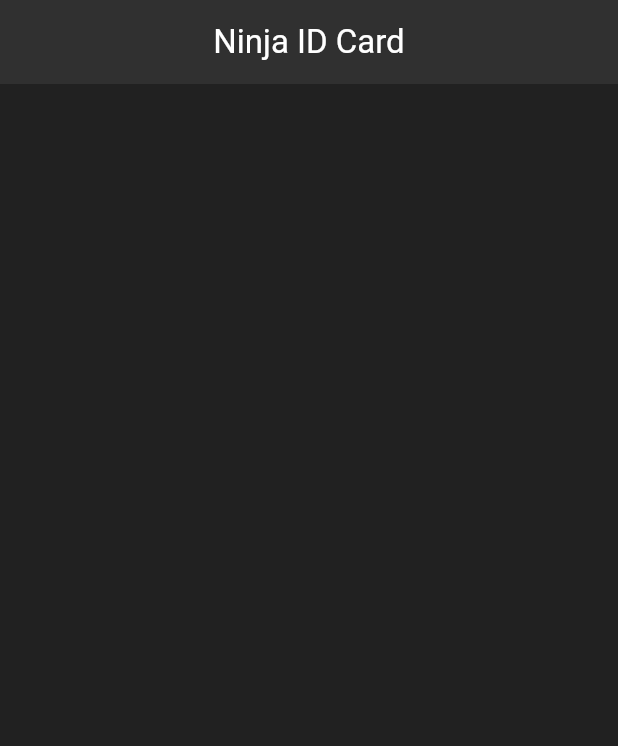
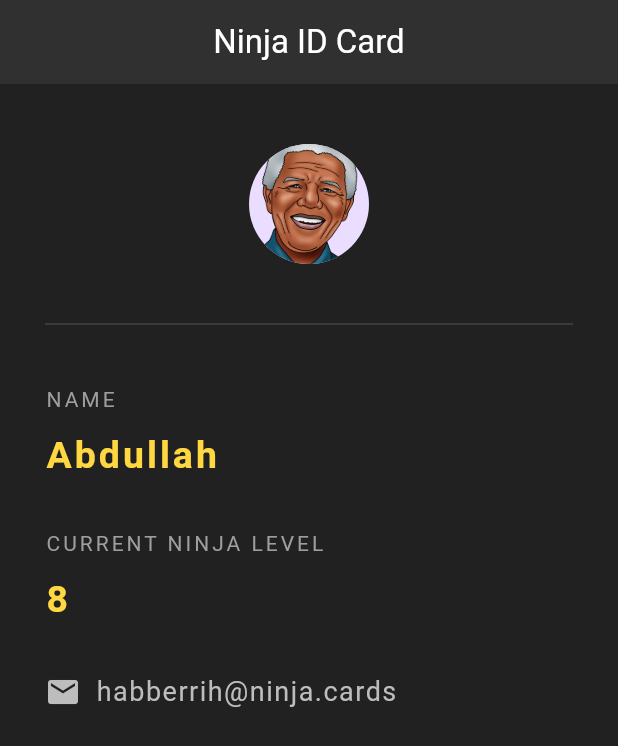
Before and after one commit to habberrih/ninja_cards, a Flutter app: the screen it shows after launch, on a phone screen of 412 x 824 dp. Shown: the top 746 px of the screen. Run offline on Flutter 3.47's test engine with Material 3 defaults, Android fonts, the phone set to English and light mode, and no system bars; our stand-ins replace device_preview.

Commit message:
refactor: add ninja card

```diff
--- a/lib/pages/home_page.dart
+++ b/lib/pages/home_page.dart
@@ -18,10 +18,85 @@ class HomePage extends StatelessWidget {
         backgroundColor: Colors.grey[850],
         elevation: 0.0,
       ),
-      body: const Padding(
-        padding: EdgeInsets.fromLTRB(30.0, 40.0, 30.0, 0.0),
+      body: Padding(
+        padding: const EdgeInsets.fromLTRB(30.0, 40.0, 30.0, 0.0),
         child: Column(
-          children: <Widget>[],
+          crossAxisAlignment: CrossAxisAlignment.start,
+          children: <Widget>[
+            const Center(
+              child: CircleAvatar(
+                backgroundImage: AssetImage('assets/images/Mandela.png'),
+                radius: 40.0,
+              ),
+            ),
+            Divider(
+              height: 80.0,
+              color: Colors.grey[800],
+            ),
+            const Text(
+              'NAME',
+              style: TextStyle(
+                color: Colors.grey,
+                letterSpacing: 2.0,
+              ),
+            ),
+            const SizedBox(
+              height: 10.0,
+            ),
+            Text(
+              'Abdullah',
+              style: TextStyle(
+                color: Colors.amberAccent[200],
+                letterSpacing: 2.0,
+                fontSize: 25.0,
+                fontWeight: FontWeight.bold,
+              ),
+            ),
+            const SizedBox(
+              height: 30.0, //* Height between Name and Current level
+            ),
+            const Text(
+              'CURRENT NINJA LEVEL',
+              style: TextStyle(
+                color: Colors.grey,
+                letterSpacing: 2.0,
+              ),
+            ),
+            const SizedBox(
+              height: 10.0,
+            ),
+            Text(
+              '8',
+              style: TextStyle(
+                color: Colors.amberAccent[200],
+                letterSpacing: 2.0,
+                fontSize: 25.0,
+                fontWeight: FontWeight.bold,
+              ),
+            ),
+            const SizedBox(
+              height: 30.0,
+            ),
+            Row(
+              children: <Widget>[
+                Icon(
+                  Icons.email,
+                  color: Colors.grey[400],
+                ),
+                const SizedBox(
+                  width: 10.0,
+                ),
+                Text(
+                  'habberrih@ninja.cards',
+                  style: TextStyle(
+                    color: Colors.grey[400],
+                    fontSize: 18.0,
+                    letterSpacing: 1.0,
+                  ),
+                )
+              ],
+            )
+          ],
         ),
       ),
     );
```
